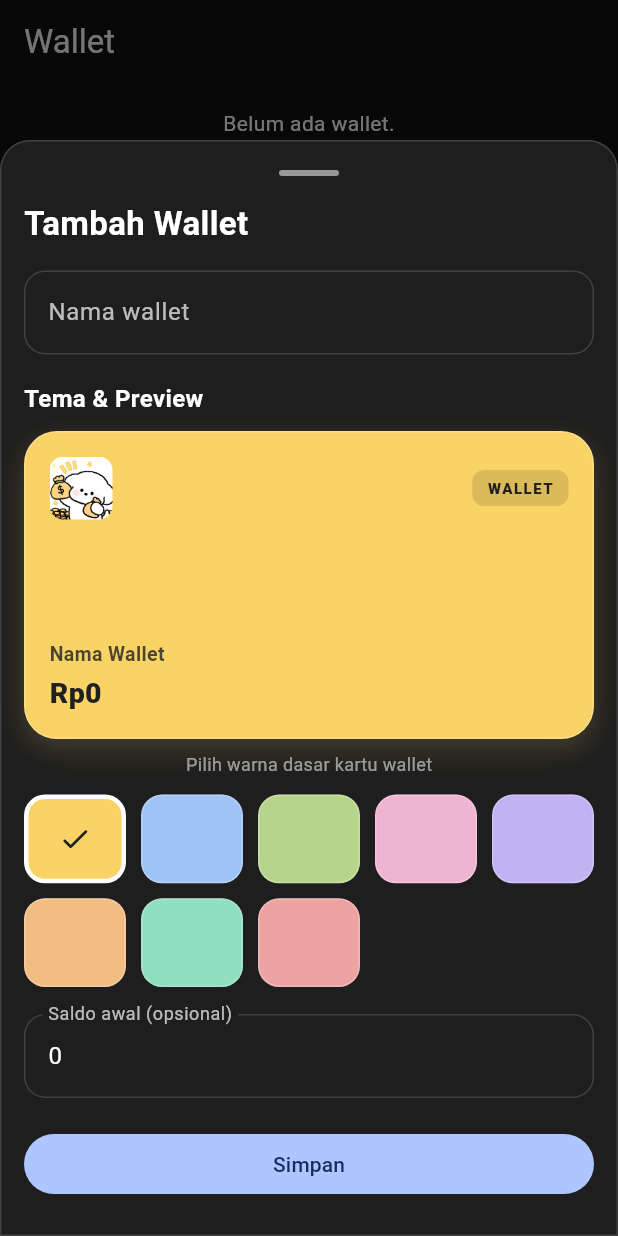
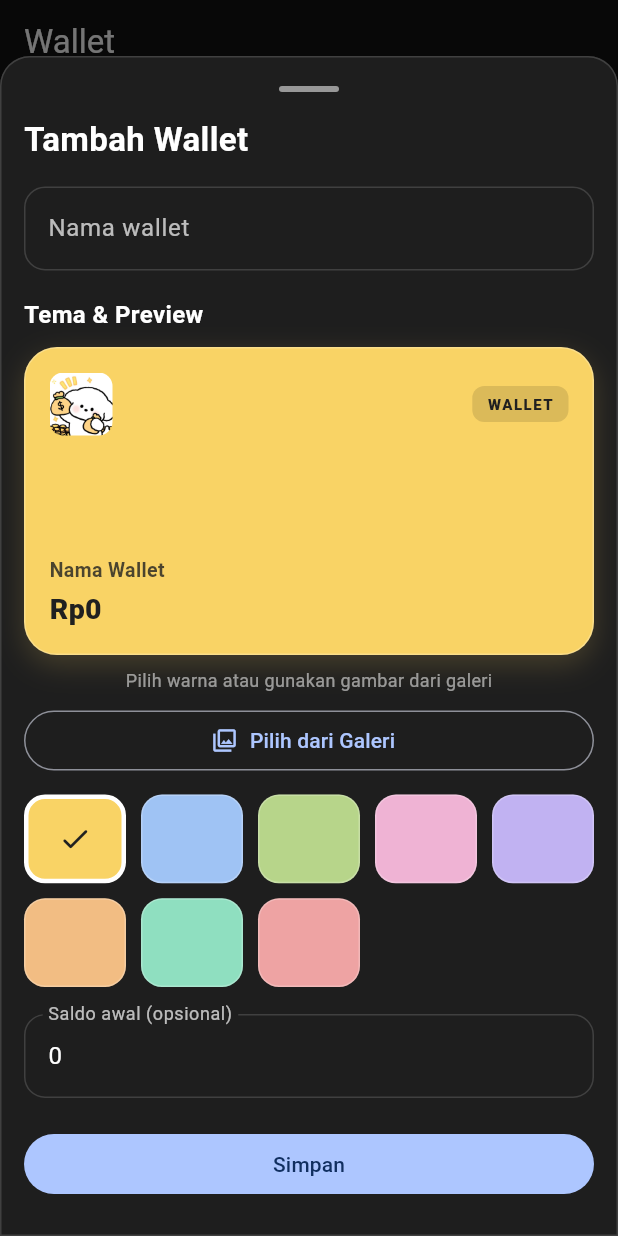
Before and after one commit to bahtiarrifaiii/Mini-Project-Apps, a Flutter app: the WalletScreen screen opened directly with empty values, after a tap on the "add" icon, on a phone screen of 412 x 824 dp. Run offline on Flutter 3.47's test engine with Material 3 defaults, Android fonts, the phone set to English and light mode, and no system bars; our stand-ins replace fl_chart, image_picker, shared_preferences; accounts and stored records are empty.

Commit message:
update wallet card feature

```diff
--- a/lib/features/dashboard/dashboard_screen.dart
+++ b/lib/features/dashboard/dashboard_screen.dart
@@ -271,6 +271,7 @@ class _DashboardScreenState extends State<DashboardScreen>
                 decoration: BoxDecoration(
                   color: themeColor,
                   borderRadius: BorderRadius.circular(24),
+                  image: walletThemeDecorationImage(wallet.themeImageBase64),
                   border: Border.all(
                     color: isCurrent
                         ? Colors.white
@@ -597,6 +598,9 @@ class _DashboardScreenState extends State<DashboardScreen>
                                 decoration: BoxDecoration(
                                   color: walletColor(wallet),
                                   borderRadius: BorderRadius.circular(18),
+                                  image: walletThemeDecorationImage(
+                                    wallet.themeImageBase64,
+                                  ),
                                   border: Border.all(
                                     color: isSelected
                                         ? Colors.white
--- a/lib/features/wallet/wallet_editor_sheet.dart
+++ b/lib/features/wallet/wallet_editor_sheet.dart
@@ -1,4 +1,8 @@
+import 'dart:convert';
+
 import 'package:flutter/material.dart';
+import 'package:flutter/services.dart';
+import 'package:image_picker/image_picker.dart';
 
 import '../../core/enums/transaction_type.dart';
 import '../../core/utils/currency_formatter.dart';
@@ -21,6 +25,7 @@ class _WalletEditorSheetState extends State<WalletEditorSheet> {
   late final TextEditingController nameController;
   late final TextEditingController balanceController;
   late int selectedThemeColor;
+  String? selectedThemeImageBase64;
 
   @override
   void initState() {
@@ -28,6 +33,7 @@ class _WalletEditorSheetState extends State<WalletEditorSheet> {
     nameController = TextEditingController(text: widget.wallet?.name ?? '');
     balanceController = TextEditingController(text: '0');
     selectedThemeColor = widget.wallet?.themeColor ?? defaultWalletThemeColor;
+    selectedThemeImageBase64 = widget.wallet?.themeImageBase64;
   }
 
   @override
@@ -92,9 +98,31 @@ class _WalletEditorSheetState extends State<WalletEditorSheet> {
               const SizedBox(height: 8),
               const Center(
                 child: Text(
-                  'Pilih warna dasar kartu wallet',
+                  'Pilih warna atau gunakan gambar dari galeri',
                   style: TextStyle(color: Colors.white54, fontSize: 12),
                 ),
+              ),
+              const SizedBox(height: 8),
+              Row(
+                children: [
+                  Expanded(
+                    child: OutlinedButton.icon(
+                      onPressed: _pickThemeImage,
+                      icon: const Icon(Icons.photo_library_outlined),
+                      label: const Text('Pilih dari Galeri'),
+                    ),
+                  ),
+                  if (selectedThemeImageBase64 != null) ...[
+                    const SizedBox(width: 8),
+                    IconButton(
+                      tooltip: 'Hapus gambar',
+                      onPressed: () => setState(() {
+                        selectedThemeImageBase64 = null;
+                      }),
+                      icon: const Icon(Icons.close_rounded),
+                    ),
+                  ],
+                ],
               ),
               const SizedBox(height: 12),
               GridView.count(
@@ -106,14 +134,18 @@ class _WalletEditorSheetState extends State<WalletEditorSheet> {
                 physics: const NeverScrollableScrollPhysics(),
                 children: walletThemeColors.asMap().entries.map((entry) {
                   final color = entry.value;
-                  final isSelected = color.toARGB32() == selectedThemeColor;
+                  final isSelected =
+                      selectedThemeImageBase64 == null &&
+                      color.toARGB32() == selectedThemeColor;
                   return Semantics(
                     label: 'Pilihan tema ${entry.key + 1}',
                     selected: isSelected,
                     button: true,
                     child: InkWell(
-                      onTap: () =>
-                          setState(() => selectedThemeColor = color.toARGB32()),
+                      onTap: () => setState(() {
+                        selectedThemeColor = color.toARGB32();
+                        selectedThemeImageBase64 = null;
+                      }),
                       borderRadius: BorderRadius.circular(14),
                       child: Container(
                         decoration: BoxDecoration(
@@ -169,7 +201,10 @@ class _WalletEditorSheetState extends State<WalletEditorSheet> {
 
   Widget _buildPreview() {
     final theme = Color(selectedThemeColor);
-    final textColor = theme.computeLuminance() > 0.45
+    final hasImage = selectedThemeImageBase64 != null;
+    final textColor = hasImage
+        ? Colors.white
+        : theme.computeLuminance() > 0.45
         ? const Color(0xFF202020)
         : Colors.white;
     final previewBalance = widget.wallet == null
@@ -182,10 +217,10 @@ class _WalletEditorSheetState extends State<WalletEditorSheet> {
     return AspectRatio(
       aspectRatio: 1.85,
       child: Container(
-        padding: const EdgeInsets.all(16),
         decoration: BoxDecoration(
           color: theme,
           borderRadius: BorderRadius.circular(22),
+          image: walletThemeDecorationImage(selectedThemeImageBase64),
           border: Border.all(color: Colors.white24),
           boxShadow: [
             BoxShadow(
@@ -195,6 +230,8 @@ class _WalletEditorSheetState extends State<WalletEditorSheet> {
             ),
           ],
         ),
+        child: Padding(
+          padding: const EdgeInsets.all(16),
           child: Column(
             crossAxisAlignment: CrossAxisAlignment.start,
             mainAxisAlignment: MainAxisAlignment.spaceBetween,
@@ -255,7 +292,35 @@ class _WalletEditorSheetState extends State<WalletEditorSheet> {
             ],
           ),
         ),
+      ),
     );
+  }
+
+  Future<void> _pickThemeImage() async {
+    try {
+      final image = await ImagePicker().pickImage(
+        source: ImageSource.gallery,
+        maxWidth: 1400,
+        maxHeight: 1000,
+        imageQuality: 80,
+      );
+      if (image == null) return;
+
+      final bytes = await image.readAsBytes();
+      if (!mounted) return;
+      setState(() {
+        selectedThemeImageBase64 = base64Encode(bytes);
+      });
+    } on PlatformException catch (error) {
+      if (!mounted) return;
+      ScaffoldMessenger.of(context).showSnackBar(
+        SnackBar(
+          content: Text(
+            error.message ?? 'Tidak dapat membuka gambar dari galeri.',
+          ),
+        ),
+      );
+    }
   }
 
   void _saveWallet() {
@@ -273,6 +338,8 @@ class _WalletEditorSheetState extends State<WalletEditorSheet> {
         existingWallet.id,
         name,
         themeColor: selectedThemeColor,
+        themeImageBase64: selectedThemeImageBase64,
+        clearThemeImage: selectedThemeImageBase64 == null,
       );
       Navigator.pop(context);
       return;
@@ -298,6 +365,7 @@ class _WalletEditorSheetState extends State<WalletEditorSheet> {
         name: name,
         initialBalance: 0,
         themeColor: selectedThemeColor,
+        themeImageBase64: selectedThemeImageBase64,
       ),
     );
 
--- a/lib/features/wallet/wallet_screen.dart
+++ b/lib/features/wallet/wallet_screen.dart
@@ -26,7 +26,13 @@ class WalletScreen extends StatelessWidget {
             ...data.wallets.map(
               (wallet) => Card(
                 color: walletColor(wallet),
+                clipBehavior: Clip.antiAlias,
                 margin: const EdgeInsets.only(bottom: 12),
+                child: Container(
+                  decoration: BoxDecoration(
+                    color: walletColor(wallet),
+                    image: walletThemeDecorationImage(wallet.themeImageBase64),
+                  ),
                   child: ListTile(
                     leading: const WalletBrandMark(size: 42),
                     title: Text(
@@ -67,6 +73,7 @@ class WalletScreen extends StatelessWidget {
                           onPressed: () => _confirmDelete(context, wallet),
                         ),
                       ],
+                    ),
                   ),
                 ),
               ),
--- a/lib/features/wallet/wallet_theme.dart
+++ b/lib/features/wallet/wallet_theme.dart
@@ -1,3 +1,5 @@
+import 'dart:convert';
+
 import 'package:flutter/material.dart';
 
 import '../../models/wallet.dart';
@@ -15,10 +17,27 @@ const walletThemeColors = [
 
 Color walletColor(Wallet wallet) => Color(wallet.themeColor);
 
-Color walletTextColor(Wallet wallet) =>
-    walletColor(wallet).computeLuminance() > 0.45
+Color walletTextColor(Wallet wallet) => wallet.themeImageBase64 != null
+    ? Colors.white
+    : walletColor(wallet).computeLuminance() > 0.45
     ? const Color(0xFF202020)
     : Colors.white;
+
+DecorationImage? walletThemeDecorationImage(String? imageBase64) {
+  if (imageBase64 == null) return null;
+  try {
+    return DecorationImage(
+      image: MemoryImage(base64Decode(imageBase64)),
+      fit: BoxFit.cover,
+      colorFilter: ColorFilter.mode(
+        Colors.black.withValues(alpha: 0.28),
+        BlendMode.darken,
+      ),
+    );
+  } on FormatException {
+    return null;
+  }
+}
 
 class WalletBrandMark extends StatelessWidget {
   final double size;
--- a/lib/models/wallet.dart
+++ b/lib/models/wallet.dart
@@ -5,12 +5,14 @@ class Wallet {
   final String name;
   final double initialBalance;
   final int themeColor;
+  final String? themeImageBase64;
 
   Wallet({
     required this.id,
     required this.name,
     required this.initialBalance,
     this.themeColor = defaultWalletThemeColor,
+    this.themeImageBase64,
   });
 
   Map<String, dynamic> toJson() => {
@@ -18,6 +20,7 @@ class Wallet {
     'name': name,
     'initialBalance': initialBalance,
     'themeColor': themeColor,
+    'themeImageBase64': themeImageBase64,
   };
 
   factory Wallet.fromJson(Map<String, dynamic> map) => Wallet(
@@ -25,5 +28,6 @@ class Wallet {
     name: map['name'] ?? 'Wallet',
     initialBalance: (map['initialBalance'] ?? 0).toDouble(),
     themeColor: (map['themeColor'] as num?)?.toInt() ?? defaultWalletThemeColor,
+    themeImageBase64: map['themeImageBase64'] as String?,
   );
 }
--- a/pubspec.yaml
+++ b/pubspec.yaml
@@ -35,7 +35,7 @@ dependencies:
   fl_chart: ^0.69.0
   intl: ^0.20.2
   shared_preferences: ^2.5.3
-
+  image_picker: ^1.2.4
 dev_dependencies:
   flutter_test:
     sdk: flutter
```
Also changed, not shown: lib/data/cash_flow_data.dart (+10 -1 lines), pubspec.lock, 7 other files. Lines whose indentation alone changed are shown as unchanged.
